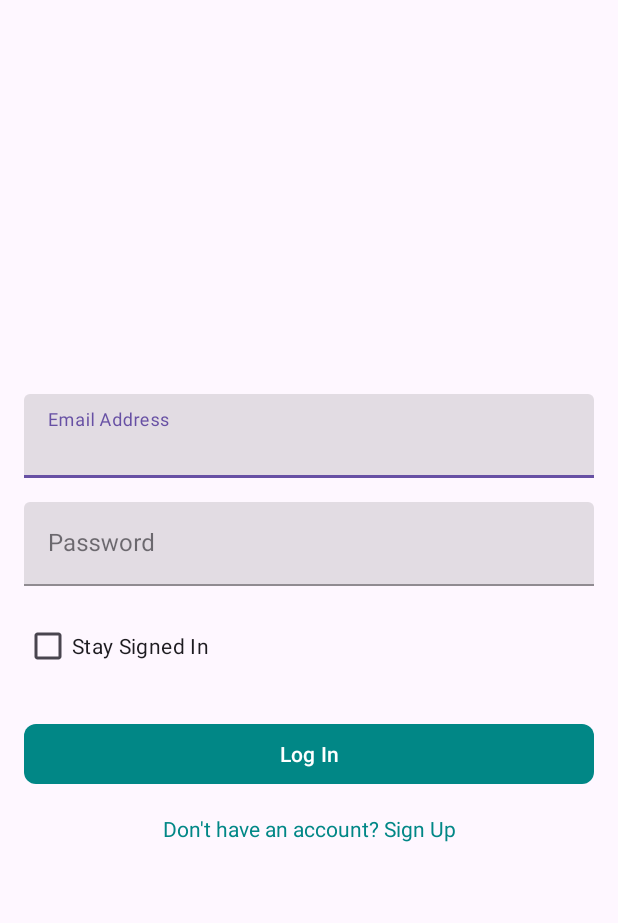
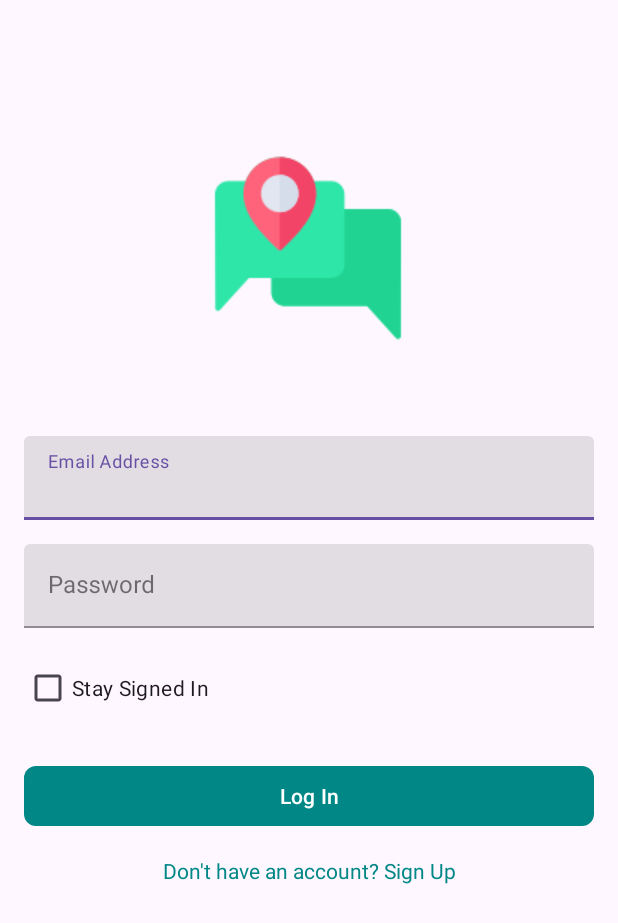
Before and after one commit to melihemrekayaa/MapsApp, an Android app: the screen it shows after launch (MapsMainActivity), on a phone screen of 412 x 824 dp. Shown: the top 923 px of the screen. Run offline under Robolectric (Android 15) with nearby library versions, the light colour scheme and no system bars; our stand-ins replace Dagger/Hilt's generated code, Firebase (no records; nobody signed in at launch, a user with empty details on screens opened directly); 6 statements that could not run were skipped.

Commit message:
api-key-updated-login-logo-added

```diff
--- a/app/src/main/java/com/example/mapsapp/di/AppModule.kt
+++ b/app/src/main/java/com/example/mapsapp/di/AppModule.kt
@@ -74,7 +74,7 @@ object AppModule {
             .writeTimeout(30, TimeUnit.SECONDS)
             .addInterceptor { chain ->
                 val request = chain.request().newBuilder()
-                    .addHeader("Authorization", "Bearer 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")
+                    .addHeader("Authorization", "Bearer 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")
                     .build()
                 chain.proceed(request)
             }
--- a/app/src/main/res/layout/fragment_login.xml
+++ b/app/src/main/res/layout/fragment_login.xml
@@ -5,16 +5,32 @@
     android:layout_height="match_parent"
     android:padding="16dp">
 
+
     <!-- Form Container -->
+    <ImageView
+        android:layout_width="wrap_content"
+        android:layout_height="wrap_content"
+        android:src="@drawable/chat_11316441"
+        app:layout_constraintBottom_toTopOf="@id/formContainer"
+        app:layout_constraintEnd_toEndOf="parent"
+        app:layout_constraintHorizontal_bias="0.498"
+        app:layout_constraintStart_toStartOf="parent"
+        app:layout_constraintTop_toTopOf="parent"
+        app:layout_constraintVertical_bias="0.583">
+
+    </ImageView>
+
     <androidx.constraintlayout.widget.ConstraintLayout
         android:id="@+id/formContainer"
         android:layout_width="0dp"
         android:layout_height="wrap_content"
+        app:layout_constraintBottom_toBottomOf="parent"
+        app:layout_constraintEnd_toEndOf="parent"
+        app:layout_constraintHorizontal_bias="0.0"
+        app:layout_constraintStart_toStartOf="parent"
         app:layout_constraintTop_toTopOf="parent"
-        app:layout_constraintBottom_toBottomOf="parent"
-        app:layout_constraintStart_toStartOf="parent"
-        app:layout_constraintEnd_toEndOf="parent"
-        app:layout_constraintVertical_bias="0.5">
+        app:layout_constraintVertical_bias="0.557">
+
 
         <!-- Email Address Input -->
         <com.google.android.material.textfield.TextInputLayout
@@ -23,9 +39,9 @@
             android:layout_width="0dp"
             android:layout_height="wrap_content"
             android:hint="Email Address"
-            app:layout_constraintTop_toTopOf="parent"
+            app:layout_constraintEnd_toEndOf="parent"
             app:layout_constraintStart_toStartOf="parent"
-            app:layout_constraintEnd_toEndOf="parent">
+            app:layout_constraintTop_toTopOf="parent">
 
             <com.google.android.material.textfield.TextInputEditText
                 android:id="@+id/emailEditTextLogin"
@@ -40,11 +56,11 @@
             style="@style/Widget.MaterialComponents.TextInputLayout.FilledBox"
             android:layout_width="0dp"
             android:layout_height="wrap_content"
+            android:layout_marginTop="16dp"
             android:hint="Password"
-            app:layout_constraintTop_toBottomOf="@id/emailInputLayout"
+            app:layout_constraintEnd_toEndOf="parent"
             app:layout_constraintStart_toStartOf="parent"
-            app:layout_constraintEnd_toEndOf="parent"
-            android:layout_marginTop="16dp">
+            app:layout_constraintTop_toBottomOf="@id/emailInputLayout">
 
             <com.google.android.material.textfield.TextInputEditText
                 android:id="@+id/passwordEditTextLogin"
@@ -58,24 +74,24 @@
             android:id="@+id/checkBoxStaySignedIn"
             android:layout_width="wrap_content"
             android:layout_height="wrap_content"
+            android:layout_marginTop="16dp"
+            android:checked="false"
             android:text="Stay Signed In"
-            android:checked="false"
-            app:layout_constraintTop_toBottomOf="@id/passwordInputLayout"
             app:layout_constraintStart_toStartOf="parent"
-            android:layout_marginTop="16dp" />
+            app:layout_constraintTop_toBottomOf="@id/passwordInputLayout" />
 
         <!-- Login Button -->
         <com.google.android.material.button.MaterialButton
             android:id="@+id/loginButton"
             android:layout_width="0dp"
             android:layout_height="wrap_content"
+            android:layout_marginTop="24dp"
             android:text="Log In"
+            app:backgroundTint="@color/teal_700"
             app:cornerRadius="8dp"
-            app:backgroundTint="@color/teal_700"
-            app:layout_constraintTop_toBottomOf="@id/checkBoxStaySignedIn"
+            app:layout_constraintEnd_toEndOf="parent"
             app:layout_constraintStart_toStartOf="parent"
-            app:layout_constraintEnd_toEndOf="parent"
-            android:layout_marginTop="24dp" />
+            app:layout_constraintTop_toBottomOf="@id/checkBoxStaySignedIn" />
 
         <!-- ProgressBar -->
         <ProgressBar
@@ -83,24 +99,24 @@
             style="?android:attr/progressBarStyleLarge"
             android:layout_width="wrap_content"
             android:layout_height="wrap_content"
+            android:layout_marginTop="24dp"
+            android:contentDescription="Loading"
             android:visibility="gone"
-            android:contentDescription="Loading"
-            app:layout_constraintTop_toBottomOf="@id/checkBoxStaySignedIn"
+            app:layout_constraintEnd_toEndOf="parent"
             app:layout_constraintStart_toStartOf="parent"
-            app:layout_constraintEnd_toEndOf="parent"
-            android:layout_marginTop="24dp" />
+            app:layout_constraintTop_toBottomOf="@id/checkBoxStaySignedIn" />
 
         <!-- Redirect to Register -->
         <TextView
             android:id="@+id/registerRedirectText"
             android:layout_width="wrap_content"
             android:layout_height="wrap_content"
+            android:layout_marginTop="16dp"
             android:text="Don't have an account? Sign Up"
             android:textColor="@color/teal_700"
             android:textSize="14sp"
-            app:layout_constraintTop_toBottomOf="@id/loginButton"
+            app:layout_constraintEnd_toEndOf="parent"
             app:layout_constraintStart_toStartOf="parent"
-            app:layout_constraintEnd_toEndOf="parent"
-            android:layout_marginTop="16dp" />
+            app:layout_constraintTop_toBottomOf="@id/loginButton" />
     </androidx.constraintlayout.widget.ConstraintLayout>
 </androidx.constraintlayout.widget.ConstraintLayout>
```
Also changed, not shown: app/src/main/res/drawable/chat_11316441.png (added).
